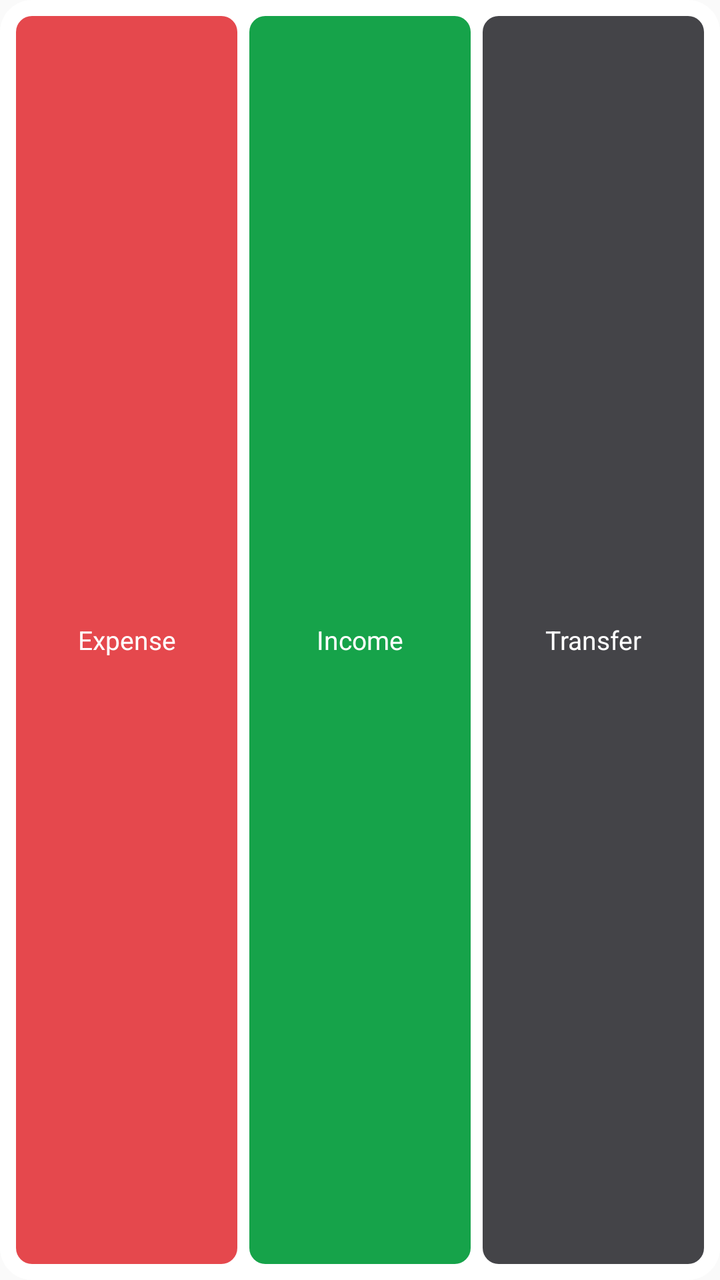
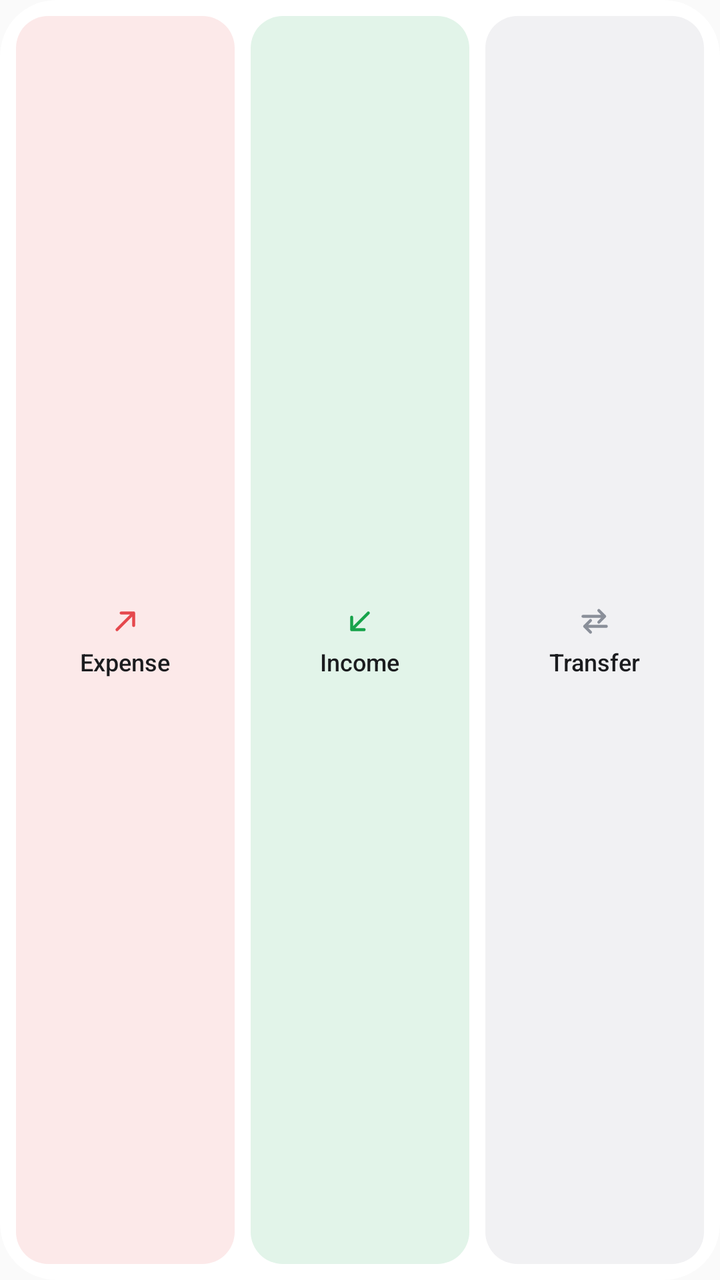

Compare the two renders of this Android layout. The source of the first and the diff that turns it into the second are given below.
<!-- AndroidManifest.xml: application theme android:Theme.Material.Light.NoActionBar -->
<!-- res/layout/widget_quick_add.xml -->
<?xml version="1.0" encoding="utf-8"?>
<FrameLayout xmlns:android="http://schemas.android.com/apk/res/android"
    android:id="@+id/w_root" android:layout_width="match_parent" android:layout_height="match_parent">
    <ImageView android:id="@+id/w_bg" android:layout_width="match_parent" android:layout_height="match_parent"
        android:scaleType="fitXY" android:src="@drawable/widget_bg" android:importantForAccessibility="no" />
    <LinearLayout android:layout_width="match_parent" android:layout_height="match_parent" android:orientation="horizontal"
        android:gravity="center_vertical" android:padding="8dp">
        <TextView android:id="@+id/w_add_expense" android:layout_width="0dp" android:layout_height="match_parent" android:layout_weight="1"
            android:background="@drawable/widget_button" android:gravity="center" android:text="Expense" android:textColor="#FFFFFF" android:textSize="13sp" />
        <TextView android:id="@+id/w_add_income" android:layout_width="0dp" android:layout_height="match_parent" android:layout_weight="1" android:layout_marginStart="6dp"
            android:background="@drawable/widget_button_income" android:gravity="center" android:text="Income" android:textColor="#FFFFFF" android:textSize="13sp" />
        <TextView android:id="@+id/w_add_transfer" android:layout_width="0dp" android:layout_height="match_parent" android:layout_weight="1" android:layout_marginStart="6dp"
            android:background="@drawable/widget_button_neutral" android:gravity="center" android:text="Transfer" android:textColor="#FFFFFF" android:textSize="13sp" />
    </LinearLayout>
</FrameLayout>
<!-- resources referenced by this layout -->
<resources>
  <!-- drawable widget_bg (drawable) -->
  <?xml version="1.0" encoding="utf-8"?>
  <shape xmlns:android="http://schemas.android.com/apk/res/android" android:shape="rectangle">
      <solid android:color="#FFFFFFFF" />
      <corners android:radius="16dp" />
  </shape>
  <!-- drawable widget_button (drawable) -->
  <?xml version="1.0" encoding="utf-8"?>
  <shape xmlns:android="http://schemas.android.com/apk/res/android" android:shape="rectangle">
      <solid android:color="#FFE5484D" />
      <corners android:radius="8dp" />
  </shape>
  <!-- drawable widget_button_income (drawable) -->
  <?xml version="1.0" encoding="utf-8"?>
  <shape xmlns:android="http://schemas.android.com/apk/res/android" android:shape="rectangle">
      <solid android:color="#FF16A34A" />
      <corners android:radius="8dp" />
  </shape>
  <!-- drawable widget_button_neutral (drawable) -->
  <?xml version="1.0" encoding="utf-8"?>
  <shape xmlns:android="http://schemas.android.com/apk/res/android" android:shape="rectangle">
      <solid android:color="#FF444448" />
      <corners android:radius="8dp" />
  </shape>
</resources>

<!-- the commit's change to res/layout/widget_quick_add.xml (unified diff, before → after) -->
@@ -1,15 +1,45 @@
 <?xml version="1.0" encoding="utf-8"?>
 <FrameLayout xmlns:android="http://schemas.android.com/apk/res/android"
-    android:id="@+id/w_root" android:layout_width="match_parent" android:layout_height="match_parent">
+    android:id="@android:id/background" android:layout_width="match_parent" android:layout_height="match_parent"
+    android:background="@drawable/widget_outline" android:clipToOutline="true">
     <ImageView android:id="@+id/w_bg" android:layout_width="match_parent" android:layout_height="match_parent"
         android:scaleType="fitXY" android:src="@drawable/widget_bg" android:importantForAccessibility="no" />
-    <LinearLayout android:layout_width="match_parent" android:layout_height="match_parent" android:orientation="horizontal"
-        android:gravity="center_vertical" android:padding="8dp">
-        <TextView android:id="@+id/w_add_expense" android:layout_width="0dp" android:layout_height="match_parent" android:layout_weight="1"
-            android:background="@drawable/widget_button" android:gravity="center" android:text="Expense" android:textColor="#FFFFFF" android:textSize="13sp" />
-        <TextView android:id="@+id/w_add_income" android:layout_width="0dp" android:layout_height="match_parent" android:layout_weight="1" android:layout_marginStart="6dp"
-            android:background="@drawable/widget_button_income" android:gravity="center" android:text="Income" android:textColor="#FFFFFF" android:textSize="13sp" />
-        <TextView android:id="@+id/w_add_transfer" android:layout_width="0dp" android:layout_height="match_parent" android:layout_weight="1" android:layout_marginStart="6dp"
-            android:background="@drawable/widget_button_neutral" android:gravity="center" android:text="Transfer" android:textColor="#FFFFFF" android:textSize="13sp" />
+    <LinearLayout android:layout_width="match_parent" android:layout_height="match_parent" android:orientation="horizontal" android:padding="8dp">
+        <FrameLayout android:id="@+id/w_add_expense" android:layout_width="0dp" android:layout_height="match_parent" android:layout_weight="1">
+            <ImageView android:id="@+id/w_add_expense_bg" android:layout_width="match_parent" android:layout_height="match_parent"
+                android:scaleType="fitXY" android:src="@drawable/widget_pill_expense" android:importantForAccessibility="no" />
+            <LinearLayout android:layout_width="match_parent" android:layout_height="match_parent" android:orientation="vertical"
+                android:gravity="center" android:paddingStart="6dp" android:paddingEnd="6dp">
+                <ImageView android:id="@+id/w_add_expense_icon" android:layout_width="20dp" android:layout_height="20dp"
+                    android:src="@drawable/ic_qa_expense" android:importantForAccessibility="no" />
+                <TextView android:id="@+id/w_add_expense_label" android:layout_width="wrap_content" android:layout_height="wrap_content" android:layout_marginTop="2dp"
+                    android:text="Expense" android:textColor="@color/widget_ink" android:textSize="12sp" android:fontFamily="sans-serif-medium"
+                    android:maxLines="1" android:ellipsize="end" />
+            </LinearLayout>
+        </FrameLayout>
+        <FrameLayout android:id="@+id/w_add_income" android:layout_width="0dp" android:layout_height="match_parent" android:layout_weight="1" android:layout_marginStart="8dp">
+            <ImageView android:id="@+id/w_add_income_bg" android:layout_width="match_parent" android:layout_height="match_parent"
+                android:scaleType="fitXY" android:src="@drawable/widget_pill_income" android:importantForAccessibility="no" />
+            <LinearLayout android:layout_width="match_parent" android:layout_height="match_parent" android:orientation="vertical"
+                android:gravity="center" android:paddingStart="6dp" android:paddingEnd="6dp">
+                <ImageView android:id="@+id/w_add_income_icon" android:layout_width="20dp" android:layout_height="20dp"
+                    android:src="@drawable/ic_qa_income" android:importantForAccessibility="no" />
+                <TextView android:id="@+id/w_add_income_label" android:layout_width="wrap_content" android:layout_height="wrap_content" android:layout_marginTop="2dp"
+                    android:text="Income" android:textColor="@color/widget_ink" android:textSize="12sp" android:fontFamily="sans-serif-medium"
+                    android:maxLines="1" android:ellipsize="end" />
+            </LinearLayout>
+        </FrameLayout>
+        <FrameLayout android:id="@+id/w_add_transfer" android:layout_width="0dp" android:layout_height="match_parent" android:layout_weight="1" android:layout_marginStart="8dp">
+            <ImageView android:id="@+id/w_add_transfer_bg" android:layout_width="match_parent" android:layout_height="match_parent"
+                android:scaleType="fitXY" android:src="@drawable/widget_pill_neutral" android:importantForAccessibility="no" />
+            <LinearLayout android:layout_width="match_parent" android:layout_height="match_parent" android:orientation="vertical"
+                android:gravity="center" android:paddingStart="6dp" android:paddingEnd="6dp">
+                <ImageView android:id="@+id/w_add_transfer_icon" android:layout_width="20dp" android:layout_height="20dp"
+                    android:src="@drawable/ic_qa_transfer" android:importantForAccessibility="no" />
+                <TextView android:id="@+id/w_add_transfer_label" android:layout_width="wrap_content" android:layout_height="wrap_content" android:layout_marginTop="2dp"
+                    android:text="Transfer" android:textColor="@color/widget_ink" android:textSize="12sp" android:fontFamily="sans-serif-medium"
+                    android:maxLines="1" android:ellipsize="end" />
+            </LinearLayout>
+        </FrameLayout>
     </LinearLayout>
 </FrameLayout>
<!-- resource entries referenced after the edit -->
@@ -1,28 +1,61 @@
 <!-- resources referenced by this layout -->
 <resources>
+  <color name="widget_ink">#FF1B1C1F</color>
+  <!-- drawable ic_qa_expense (drawable) -->
+  <?xml version="1.0" encoding="utf-8"?>
+  <vector xmlns:android="http://schemas.android.com/apk/res/android"
+      android:width="24dp" android:height="24dp" android:viewportWidth="24" android:viewportHeight="24">
+      <path android:strokeColor="#E5484D" android:strokeWidth="1.8" android:strokeLineCap="round" android:strokeLineJoin="round"
+          android:fillColor="#00000000" android:pathData="M7,17 L17,7 M9.5,7 L17,7 L17,14.5" />
+  </vector>
+  <!-- drawable ic_qa_income (drawable) -->
+  <?xml version="1.0" encoding="utf-8"?>
+  <vector xmlns:android="http://schemas.android.com/apk/res/android"
+      android:width="24dp" android:height="24dp" android:viewportWidth="24" android:viewportHeight="24">
+      <path android:strokeColor="#16A34A" android:strokeWidth="1.8" android:strokeLineCap="round" android:strokeLineJoin="round"
+          android:fillColor="#00000000" android:pathData="M17,7 L7,17 M7,9.5 L7,17 L14.5,17" />
+  </vector>
+  <!-- drawable ic_qa_transfer (drawable) -->
+  <?xml version="1.0" encoding="utf-8"?>
+  <vector xmlns:android="http://schemas.android.com/apk/res/android"
+      android:width="24dp" android:height="24dp" android:viewportWidth="24" android:viewportHeight="24">
+      <path android:strokeColor="#8A8F99" android:strokeWidth="1.8" android:strokeLineCap="round" android:strokeLineJoin="round"
+          android:fillColor="#00000000" android:pathData="M5,9 H18 M14.5,5.5 L18,9 L14.5,12.5 M19,15 H6 M9.5,11.5 L6,15 L9.5,18.5" />
+  </vector>
   <!-- drawable widget_bg (drawable) -->
   <?xml version="1.0" encoding="utf-8"?>
   <shape xmlns:android="http://schemas.android.com/apk/res/android" android:shape="rectangle">
-      <solid android:color="#FFFFFFFF" />
+      <solid android:color="@color/widget_surface" />
+      <corners android:radius="@dimen/widget_radius" />
+  </shape>
+  <!-- drawable widget_outline (drawable) -->
+  <?xml version="1.0" encoding="utf-8"?>
+  <shape xmlns:android="http://schemas.android.com/apk/res/android" android:shape="rectangle">
+      <solid android:color="#00000000" />
+      <corners android:radius="@dimen/widget_radius" />
+  </shape>
+  <!-- drawable widget_pill_expense (drawable) -->
+  <?xml version="1.0" encoding="utf-8"?>
+  <shape xmlns:android="http://schemas.android.com/apk/res/android" android:shape="rectangle">
+      <solid android:color="@color/widget_pill_expense" />
       <corners android:radius="16dp" />
   </shape>
-  <!-- drawable widget_button (drawable) -->
+  <!-- drawable widget_pill_income (drawable) -->
   <?xml version="1.0" encoding="utf-8"?>
   <shape xmlns:android="http://schemas.android.com/apk/res/android" android:shape="rectangle">
-      <solid android:color="#FFE5484D" />
-      <corners android:radius="8dp" />
+      <solid android:color="@color/widget_pill_income" />
+      <corners android:radius="16dp" />
   </shape>
-  <!-- drawable widget_button_income (drawable) -->
+  <!-- drawable widget_pill_neutral (drawable) -->
   <?xml version="1.0" encoding="utf-8"?>
   <shape xmlns:android="http://schemas.android.com/apk/res/android" android:shape="rectangle">
-      <solid android:color="#FF16A34A" />
-      <corners android:radius="8dp" />
+      <solid android:color="@color/widget_pill_neutral" />
+      <corners android:radius="16dp" />
   </shape>
-  <!-- drawable widget_button_neutral (drawable) -->
-  <?xml version="1.0" encoding="utf-8"?>
-  <shape xmlns:android="http://schemas.android.com/apk/res/android" android:shape="rectangle">
-      <solid android:color="#FF444448" />
-      <corners android:radius="8dp" />
-  </shape>
+  <color name="widget_surface">#FFFFFFFF</color>
+  <dimen name="widget_radius">20dp</dimen>
+  <color name="widget_pill_expense">#1FE5484D</color>
+  <color name="widget_pill_income">#1F16A34A</color>
+  <color name="widget_pill_neutral">#1F8A8F99</color>
 </resources>
 
